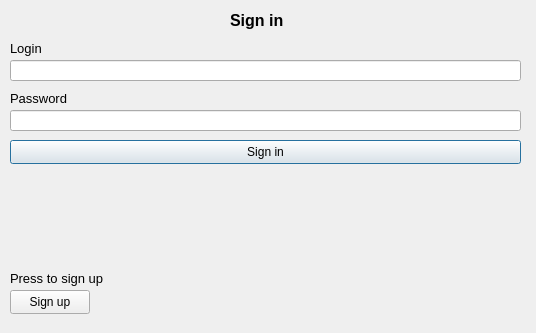
Above: StudentSignIn.ui from Knigan/DB3 before the change. Below: the same form after it.
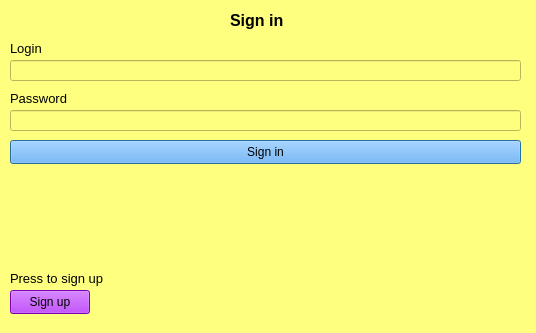
That is the form after the change.

```diff
--- a/StudentSignIn.ui
+++ b/StudentSignIn.ui
@@ -13,6 +13,9 @@
   <property name="windowTitle">
    <string>Dialog</string>
   </property>
+  <property name="styleSheet">
+   <string notr="true">background-color: rgb(255, 255, 127);</string>
+  </property>
   <widget class="QLabel" name="TitleLabel">
    <property name="geometry">
     <rect>
@@ -25,6 +28,7 @@
    <property name="font">
     <font>
      <pointsize>12</pointsize>
+     <weight>75</weight>
      <bold>true</bold>
     </font>
    </property>
@@ -100,6 +104,9 @@
      <height>24</height>
     </rect>
    </property>
+   <property name="styleSheet">
+    <string notr="true">background-color: rgb(85, 170, 255);</string>
+   </property>
    <property name="text">
     <string>Sign in</string>
    </property>
@@ -113,6 +120,9 @@
      <height>24</height>
     </rect>
    </property>
+   <property name="styleSheet">
+    <string notr="true">background-color: rgb(170, 0, 255);</string>
+   </property>
    <property name="text">
     <string>Sign up</string>
    </property>
```
